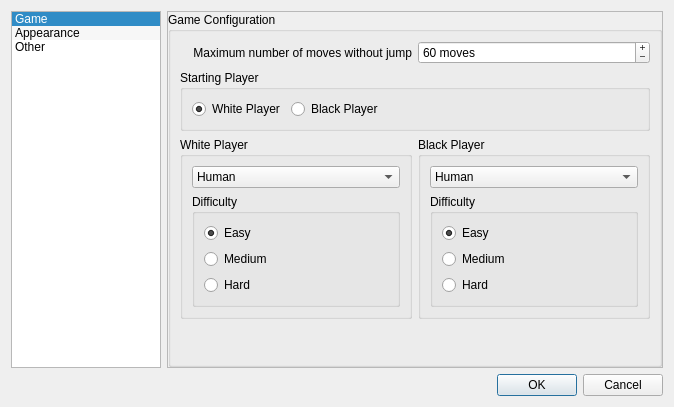
Before: the Qt Designer form ui/gsettingsdialog.ui in martinrotter/qgothic, drawn with Qt 5.
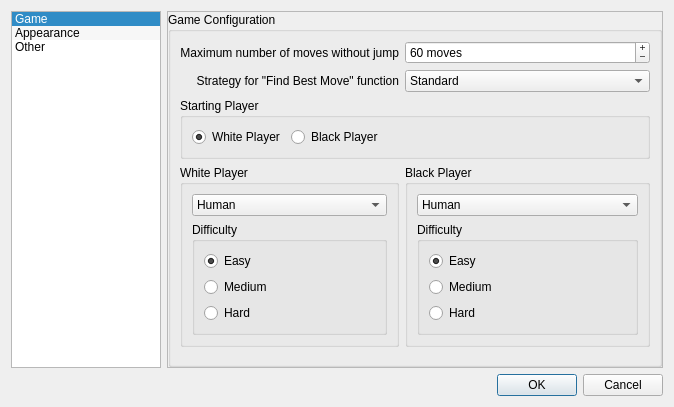
After: the same form once the commit is applied. Custom widgets are drawn as their Qt base class.

```diff
--- a/ui/gsettingsdialog.ui
+++ b/ui/gsettingsdialog.ui
@@ -92,8 +92,8 @@
            <rect>
             <x>0</x>
             <y>0</y>
-            <width>498</width>
-            <height>356</height>
+            <width>506</width>
+            <height>362</height>
            </rect>
           </property>
           <layout class="QGridLayout" name="gridLayout_2">
@@ -112,16 +112,69 @@
               <string>Game Configuration</string>
              </property>
              <layout class="QGridLayout" name="gridLayout_9">
-              <property name="leftMargin">
-               <number>9</number>
-              </property>
-              <property name="topMargin">
-               <number>9</number>
-              </property>
-              <property name="horizontalSpacing">
-               <number>6</number>
-              </property>
-              <item row="0" column="1">
+              <item row="4" column="0" colspan="3">
+               <spacer name="verticalSpacer">
+                <property name="orientation">
+                 <enum>Qt::Vertical</enum>
+                </property>
+                <property name="sizeHint" stdset="0">
+                 <size>
+                  <width>403</width>
+                  <height>136</height>
+                 </size>
+                </property>
+               </spacer>
+              </item>
+              <item row="2" column="0" colspan="3">
+               <widget class="QGroupBox" name="groupBox_7">
+                <property name="title">
+                 <string>Starting Player</string>
+                </property>
+                <layout class="QHBoxLayout" name="horizontalLayout_2">
+                 <item>
+                  <widget class="QRadioButton" name="m_radioWhiteStarts">
+                   <property name="text">
+                    <string>White Player</string>
+                   </property>
+                   <property name="checked">
+                    <bool>true</bool>
+                   </property>
+                  </widget>
+                 </item>
+                 <item>
+                  <widget class="QRadioButton" name="m_radioBlackStarts">
+                   <property name="text">
+                    <string>Black Player</string>
+                   </property>
+                  </widget>
+                 </item>
+                 <item>
+                  <spacer name="horizontalSpacer_3">
+                   <property name="orientation">
+                    <enum>Qt::Horizontal</enum>
+                   </property>
+                   <property name="sizeHint" stdset="0">
+                    <size>
+                     <width>40</width>
+                     <height>20</height>
+                    </size>
+                   </property>
+                  </spacer>
+                 </item>
+                </layout>
+               </widget>
+              </item>
+              <item row="1" column="0">
+               <widget class="QLabel" name="label_2">
+                <property name="text">
+                 <string>Strategy for &quot;Find Best Move&quot; function</string>
+                </property>
+                <property name="alignment">
+                 <set>Qt::AlignRight|Qt::AlignTrailing|Qt::AlignVCenter</set>
+                </property>
+               </widget>
+              </item>
+              <item row="0" column="0">
                <widget class="QLabel" name="label">
                 <property name="toolTip">
                  <string>Indicates maximum count of continuously playable non-jumping moves. If this number is reached during the game, then game ends.</string>
@@ -140,7 +193,21 @@
                 </property>
                </widget>
               </item>
-              <item row="0" column="2">
+              <item row="1" column="1" colspan="2">
+               <widget class="QComboBox" name="m_comboStrategy">
+                <item>
+                 <property name="text">
+                  <string>Standard</string>
+                 </property>
+                </item>
+                <item>
+                 <property name="text">
+                  <string>Advanced</string>
+                 </property>
+                </item>
+               </widget>
+              </item>
+              <item row="0" column="1" colspan="2">
                <widget class="GSpinBox" name="m_spinMoves">
                 <property name="wrapping">
                  <bool>false</bool>
@@ -171,47 +238,14 @@
                 </property>
                </widget>
               </item>
-              <item row="1" column="1" colspan="2">
-               <widget class="QGroupBox" name="groupBox_7">
-                <property name="title">
-                 <string>Starting Player</string>
-                </property>
-                <layout class="QHBoxLayout" name="horizontalLayout_2">
-                 <item>
-                  <widget class="QRadioButton" name="m_radioWhiteStarts">
-                   <property name="text">
-                    <string>White Player</string>
-                   </property>
-                   <property name="checked">
-                    <bool>true</bool>
-                   </property>
-                  </widget>
-                 </item>
-                 <item>
-                  <widget class="QRadioButton" name="m_radioBlackStarts">
-                   <property name="text">
-                    <string>Black Player</string>
-                   </property>
-                  </widget>
-                 </item>
-                 <item>
-                  <spacer name="horizontalSpacer_3">
-                   <property name="orientation">
-                    <enum>Qt::Horizontal</enum>
-                   </property>
-                   <property name="sizeHint" stdset="0">
-                    <size>
-                     <width>40</width>
-                     <height>20</height>
-                    </size>
-                   </property>
-                  </spacer>
-                 </item>
-                </layout>
-               </widget>
-              </item>
-              <item row="2" column="1">
+              <item row="3" column="0">
                <widget class="QGroupBox" name="groupBox_4">
+                <property name="maximumSize">
+                 <size>
+                  <width>16777215</width>
+                  <height>16777215</height>
+                 </size>
+                </property>
                 <property name="title">
                  <string>White Player</string>
                 </property>
@@ -285,7 +319,7 @@
                 </layout>
                </widget>
               </item>
-              <item row="2" column="2">
+              <item row="3" column="1" colspan="2">
                <widget class="QGroupBox" name="groupBox_5">
                 <property name="title">
                  <string>Black Player</string>
@@ -363,19 +397,6 @@
                 </layout>
                </widget>
               </item>
-              <item row="4" column="1" colspan="2">
-               <spacer name="verticalSpacer">
-                <property name="orientation">
-                 <enum>Qt::Vertical</enum>
-                </property>
-                <property name="sizeHint" stdset="0">
-                 <size>
-                  <width>403</width>
-                  <height>136</height>
-                 </size>
-                </property>
-               </spacer>
-              </item>
              </layout>
             </widget>
            </item>
```
Left out of the diff: 45 changed lines with no effect on the pictures.
